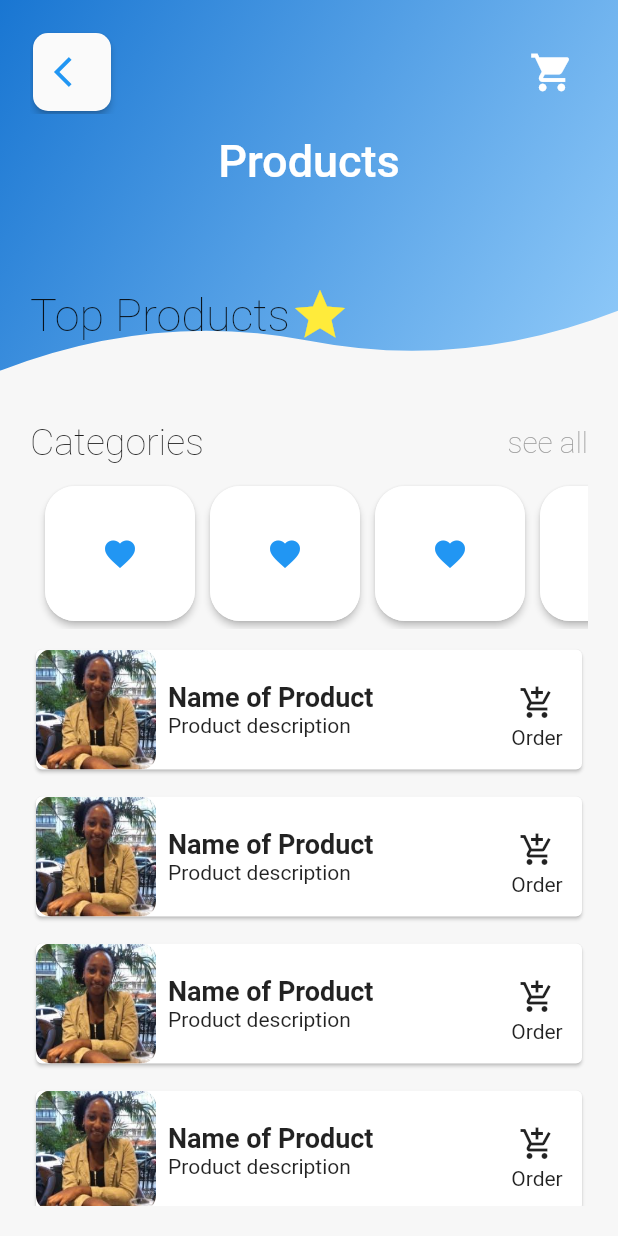
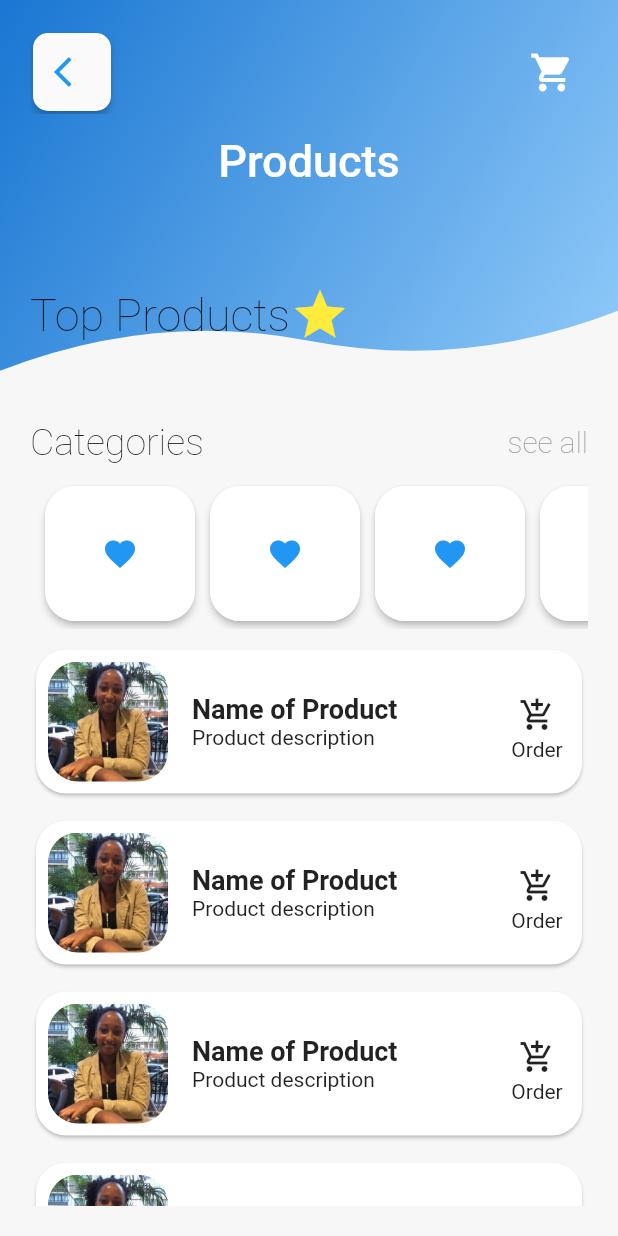
Before and after one commit to qlicue-digital-agency-ltd/cloud_9_client, a Flutter app: the screen it shows after launch, after a tap on "Products", on a phone screen of 412 x 824 dp. Run offline on Flutter 3.47's test engine with Material 2 defaults, Android fonts, the phone set to English and light mode, and no system bars; our stand-ins replace font_awesome_flutter, table_calendar.

Commit message:
product list card design

```diff
--- a/lib/components/card/product_list_card.dart
+++ b/lib/components/card/product_list_card.dart
@@ -17,15 +17,21 @@ class ProductListCard extends StatelessWidget {
     return InkWell(
       onTap: productListCardOnTap,
       child: Card(
+          shape: RoundedRectangleBorder(
+            borderRadius: BorderRadius.circular(20.0),
+          ),
           clipBehavior: Clip.antiAlias,
           child: Row(
               mainAxisAlignment: MainAxisAlignment.start,
               children: <Widget>[
-                ClipRRect(
-                  borderRadius: BorderRadius.circular(10),
-                  child: Image.asset(
-                    'assets/images/lisa.jpeg',
-                    height: 80,
+                Padding(
+                  padding: const EdgeInsets.all(8.0),
+                  child: ClipRRect(
+                    borderRadius: BorderRadius.circular(20),
+                    child: Image.asset(
+                      'assets/images/lisa.jpeg',
+                      height: 80,
+                    ),
                   ),
                 ),
                 Expanded(
@@ -35,13 +41,16 @@ class ProductListCard extends StatelessWidget {
                       crossAxisAlignment: CrossAxisAlignment.start,
                       mainAxisAlignment: MainAxisAlignment.center,
                       children: <Widget>[
-                        Text('Name of Product', style: TextStyle(fontSize:18,fontWeight: FontWeight.bold ),),
+                        Text(
+                          'Name of Product',
+                          style: TextStyle(
+                              fontSize: 18, fontWeight: FontWeight.bold),
+                        ),
                         Text('Product description'),
                       ],
                     ),
                   ),
                 ),
-
                 InkWell(
                   onTap: productOrderOnTap,
                   child: Container(
--- a/lib/screens/home_screen.dart
+++ b/lib/screens/home_screen.dart
@@ -4,6 +4,7 @@ import 'package:cloud_9_client/screens/appointment_screen.dart';
 import 'package:cloud_9_client/screens/background.dart';
 import 'package:cloud_9_client/screens/product_screen.dart';
 import 'package:cloud_9_client/screens/service_screen.dart';
+import 'package:cloud_9_client/screens/transactions_screen.dart';
 import 'package:flutter/material.dart';
 import 'package:font_awesome_flutter/font_awesome_flutter.dart';
 
@@ -182,14 +183,14 @@ class HomeScreen extends StatelessWidget {
                         child: IconCard(
                           iconColor: Colors.blue,
                           icon: Icons.pie_chart,
-                          title: 'Lab Work',
+                          title: 'Transaction',
                           textColor: Colors.black,
                           backgroundColor: Colors.white,
                           onTap: () {
                             Navigator.push(
                                 context,
                                 MaterialPageRoute(
-                                  builder: (context) => ProductScreen(),
+                                  builder: (context) => TransactionScreen(),
                                 ));
                           },
                         ),
```
Also changed, not shown: lib/screens/transactions_screen.dart (added, +70 -0 lines).
